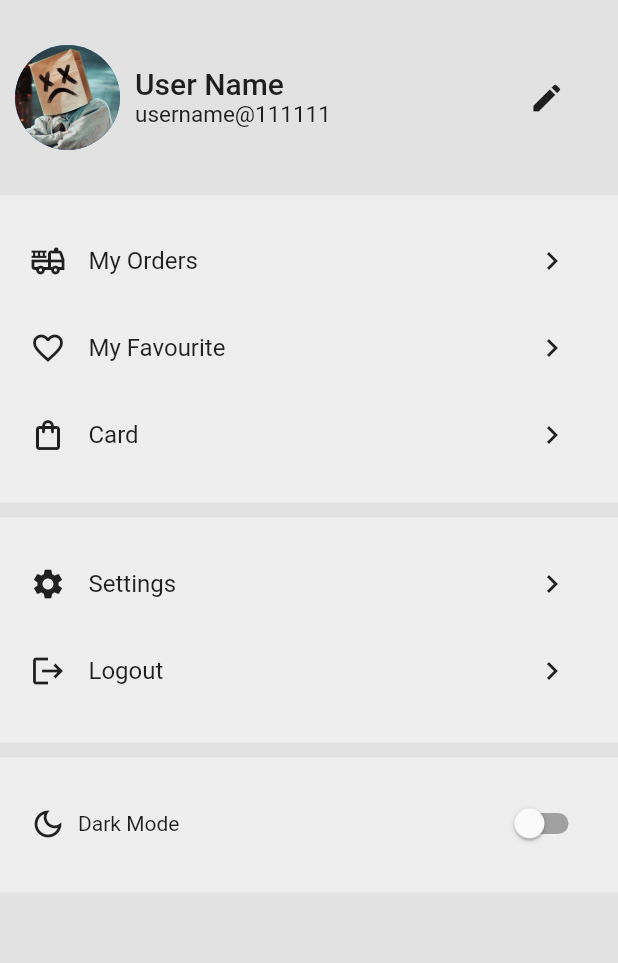
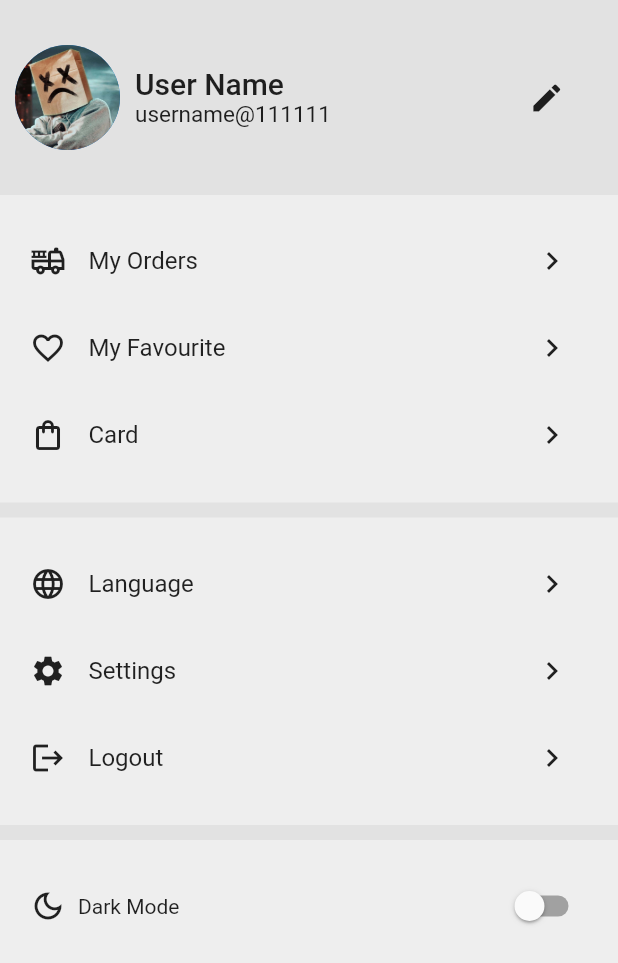
Before and after one commit to yassmenashraf475/flutter_project, a Flutter app: the screen it shows after launch, on a phone screen of 412 x 824 dp. Shown: the top 963 px of the screen. Run offline on Flutter 3.47's test engine with Material 2 defaults, Android fonts, the phone set to English and light mode, and no system bars.

Commit message:
modified account_screen UI did it

```diff
--- a/lib/modules/account/account_screen.dart
+++ b/lib/modules/account/account_screen.dart
@@ -58,7 +58,7 @@ class _AccountScreenState extends State<AccountScreen> {
                       IconButton(
                         onPressed: (){},
                         icon: Icon(
-                          Icons.edit
+                          Icons.edit,
                       ),),
                     ],
                   ),
@@ -102,11 +102,18 @@ class _AccountScreenState extends State<AccountScreen> {
                     ),
                     Container(
                       padding: EdgeInsets.all(20.0),
-                      height: 150,
+                      height: 205,
                       color: Colors.grey.shade200,
                       child: Column(
                         crossAxisAlignment: CrossAxisAlignment.start,
                         children: [
+                          defaultTitleWidget(
+                            title: 'Language',
+                            leadingIcon: Icons.language_outlined,
+                          ),
+                          SizedBox(
+                            height: 10,
+                          ),
                           defaultTitleWidget(
                             title: 'Settings',
                             leadingIcon: Icons.settings,
@@ -139,6 +146,7 @@ class _AccountScreenState extends State<AccountScreen> {
                       Text('Dark Mode'),
                       Spacer(),
                       Switch(
+                        activeColor: Colors.deepPurple[400],
                         value: isDarkModeEnabled,
                         onChanged: (value) {
                           setState(() {
```
